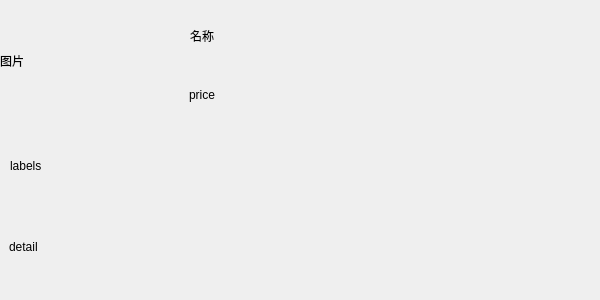
The window that dishdetailui.ui (MMMonky/WhatToEat) describes before a commit, drawn with Qt 5.
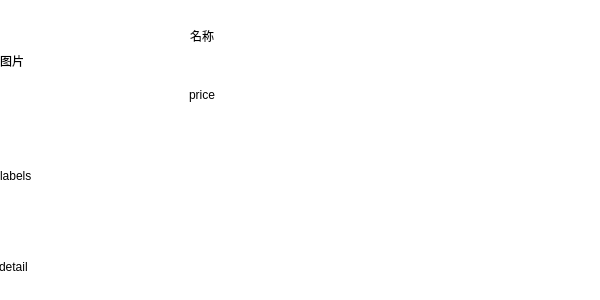
The same window after the commit.

```diff
--- a/dishdetailui.ui
+++ b/dishdetailui.ui
@@ -19,6 +19,9 @@
   <property name="windowTitle">
    <string>Form</string>
   </property>
+  <property name="styleSheet">
+   <string notr="true">background-color: rgb(255, 255, 255);</string>
+  </property>
   <widget class="QLabel" name="imageLabel">
    <property name="geometry">
     <rect>
@@ -43,10 +46,13 @@
     <rect>
      <x>190</x>
      <y>0</y>
-     <width>401</width>
+     <width>411</width>
      <height>71</height>
     </rect>
    </property>
+   <property name="styleSheet">
+    <string notr="true">background-color: rgb(255, 255, 255);</string>
+   </property>
    <property name="text">
     <string>名称</string>
    </property>
@@ -54,12 +60,15 @@
   <widget class="QLabel" name="labelText">
    <property name="geometry">
     <rect>
-     <x>10</x>
+     <x>0</x>
      <y>120</y>
-     <width>381</width>
-     <height>91</height>
+     <width>601</width>
+     <height>111</height>
     </rect>
    </property>
+   <property name="styleSheet">
+    <string notr="true">background-color: rgb(255, 255, 255);</string>
+   </property>
    <property name="text">
     <string>labels</string>
    </property>
@@ -67,12 +76,15 @@
   <widget class="QLabel" name="detailLabel">
    <property name="geometry">
     <rect>
-     <x>9</x>
-     <y>191</y>
-     <width>591</width>
-     <height>111</height>
+     <x>-1</x>
+     <y>231</y>
+     <width>601</width>
+     <height>71</height>
     </rect>
    </property>
+   <property name="styleSheet">
+    <string notr="true">background-color: rgb(255, 255, 255);</string>
+   </property>
    <property name="text">
     <string>detail</string>
    </property>
@@ -82,10 +94,13 @@
     <rect>
      <x>189</x>
      <y>69</y>
-     <width>201</width>
+     <width>411</width>
      <height>51</height>
     </rect>
    </property>
+   <property name="styleSheet">
+    <string notr="true">background-color: rgb(255, 255, 255);</string>
+   </property>
    <property name="text">
     <string>price</string>
    </property>
```
Left out of the diff: 3 changed lines with no effect on the pictures.
